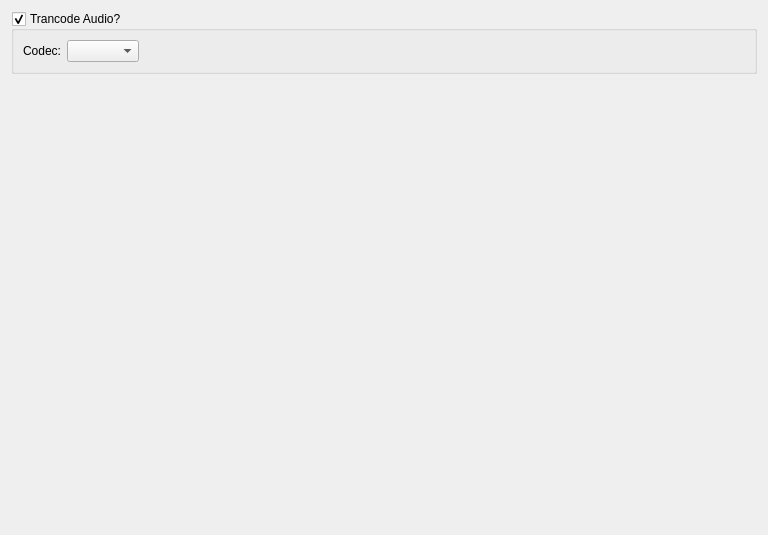
Before: the Qt Designer form Preferences/UI/MakeMKVAudioSettings.ui in towel42-com/MediaManager, drawn with Qt 5.
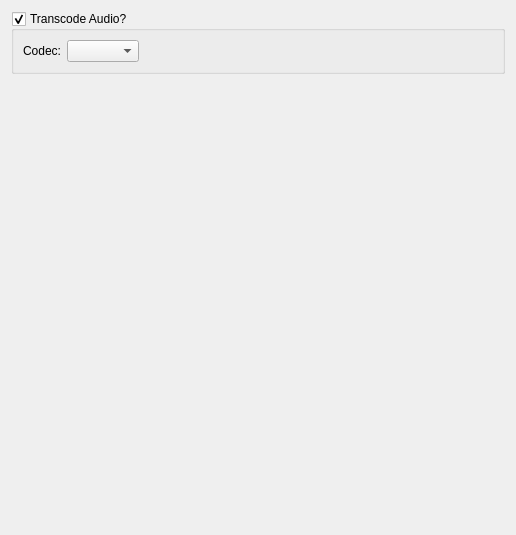
After: the same form once the commit is applied.

```diff
--- a/Preferences/UI/MakeMKVAudioSettings.ui
+++ b/Preferences/UI/MakeMKVAudioSettings.ui
@@ -6,7 +6,7 @@
    <rect>
     <x>0</x>
     <y>0</y>
-    <width>768</width>
+    <width>516</width>
     <height>535</height>
    </rect>
   </property>
@@ -17,7 +17,7 @@
    <item>
     <widget class="QGroupBox" name="transcodeAudio">
      <property name="title">
-      <string>Trancode Audio?</string>
+      <string>Transcode Audio?</string>
      </property>
      <property name="checkable">
       <bool>true</bool>
```
